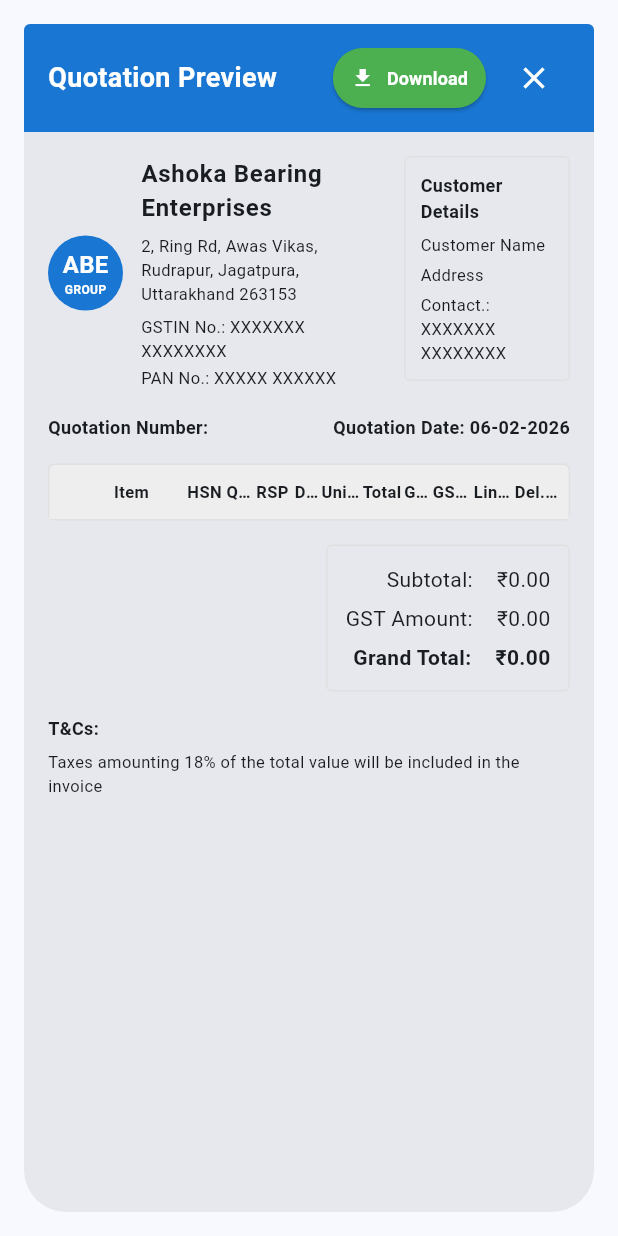
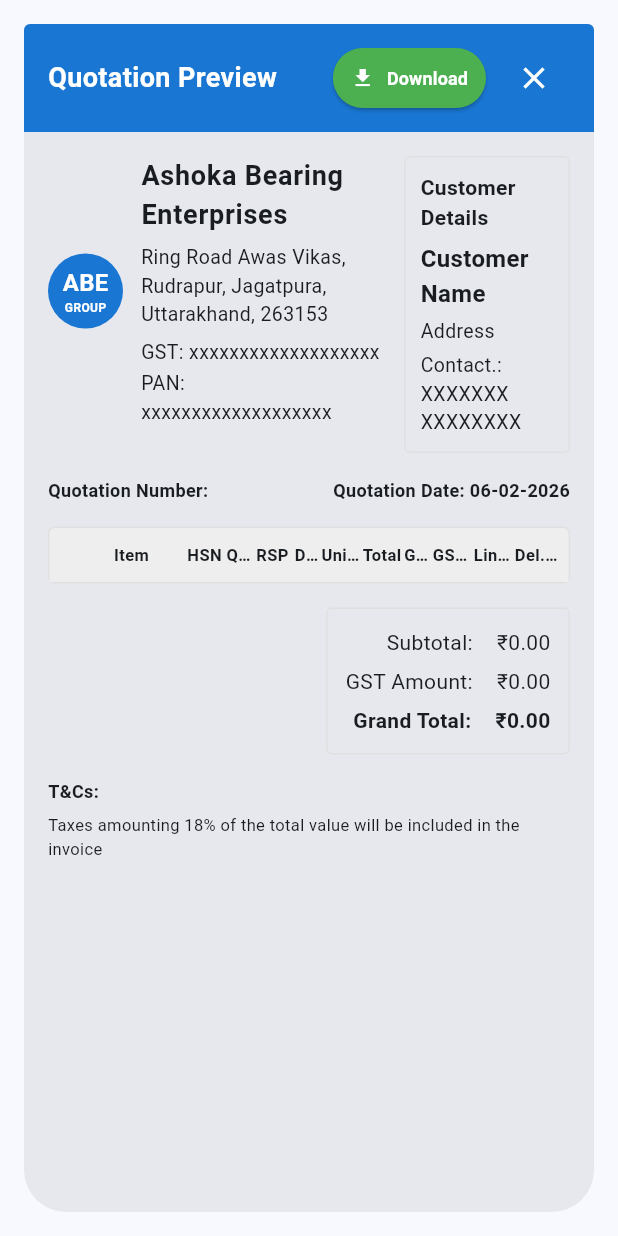
Before and after one commit to biswajeet162/quotation_application, a Flutter app: the QuotationPreviewPage widget shown alone on an empty page, opened directly with empty values, on a phone screen of 412 x 824 dp. Run offline on Flutter 3.47's test engine with Material 3 defaults, Android fonts, the phone set to English and light mode, and no system bars; our stand-ins replace csv, file_picker, pdf, sqflite_common_ffi; missing offline and left inert: excel; accounts and stored records are empty.

Commit message:
Refactor QuotationHistoryPage and MainScreen to improve data handling and UI. Added a GlobalKey to manage state in QuotationHistoryPage, enabling data reload when the tab is selected. Updated QuotationPreviewPage to utilize MyCompany model for displaying company details, enhancing maintainability and consistency. Improved loading logic in QuotationHistoryPage to prevent multiple simultaneous loads.

```diff
--- a/lib/pages/quotation_preview_page.dart
+++ b/lib/pages/quotation_preview_page.dart
@@ -1,6 +1,7 @@
 import 'package:flutter/material.dart';
 import 'package:intl/intl.dart';
 import '../models/quotation_item.dart';
+import '../models/my_company.dart';
 import '../services/pdf_service.dart';
 // import '../services/email_service.dart'; // Email feature commented out for now
 import '../database/database_helper.dart';
@@ -246,40 +247,32 @@
                                   ),
                                 ),
                                 const SizedBox(width: 12),
-                                const Flexible(
+                                Flexible(
                                   child: Column(
                                     crossAxisAlignment: CrossAxisAlignment.start,
                                     children: [
                                       Text(
-                                        'Ashoka Bearing Enterprises',
-                                        style: TextStyle(
-                                          fontSize: 16,
+                                        MyCompany.name,
+                                        style: const TextStyle(
+                                          fontSize: 18,
                                           fontWeight: FontWeight.bold,
                                           letterSpacing: 0.5,
                                         ),
                                       ),
-                                      SizedBox(height: 6),
+                                      const SizedBox(height: 6),
+                                      ...MyCompany.address.split('\n').map((line) => Text(
+                                        line,
+                                        style: const TextStyle(fontSize: 13),
+                                      )),
+                                      const SizedBox(height: 6),
                                       Text(
-                                        '2, Ring Rd, Awas Vikas,',
-                                        style: TextStyle(fontSize: 11),
+                                        'GST: ${MyCompany.gst}',
+                                        style: const TextStyle(fontSize: 13),
                                       ),
+                                      const SizedBox(height: 2),
                                       Text(
-                                        'Rudrapur, Jagatpura,',
-                                        style: TextStyle(fontSize: 11),
-                                      ),
-                                      Text(
-                                        'Uttarakhand 263153',
-                                        style: TextStyle(fontSize: 11),
-                                      ),
-                                      SizedBox(height: 6),
-                                      Text(
-                                        'GSTIN No.: XXXXXXX XXXXXXXX',
-                                        style: TextStyle(fontSize: 11),
-                                      ),
-                                      SizedBox(height: 2),
-                                      Text(
-                                        'PAN No.: XXXXX XXXXXX',
-                                        style: TextStyle(fontSize: 11),
+                                        'PAN: ${MyCompany.pan}',
+                                        style: const TextStyle(fontSize: 13),
                                       ),
                                     ],
                                   ),
@@ -305,26 +298,29 @@
                               const Text(
                                 'Customer Details',
                                 style: TextStyle(
-                                  fontSize: 12,
+                                  fontSize: 14,
                                   fontWeight: FontWeight.bold,
                                 ),
                               ),
                               const SizedBox(height: 6),
                               Text(
                                 customerName.isEmpty ? 'Customer Name' : customerName,
-                                style: const TextStyle(fontSize: 11),
+                                style: const TextStyle(
+                                  fontSize: 16,
+                                  fontWeight: FontWeight.bold,
+                                ),
                               ),
                               const SizedBox(height: 4),
                               Text(
                                 customerAddress.isEmpty ? 'Address' : customerAddress,
-                                style: const TextStyle(fontSize: 11),
+                                style: const TextStyle(fontSize: 13),
                               ),
                               const SizedBox(height: 4),
                               Text(
                                 customerContact.isEmpty
                                     ? 'Contact.: XXXXXXX XXXXXXXX'
                                     : 'Contact.: $customerContact',
-                                style: const TextStyle(fontSize: 11),
+                                style: const TextStyle(fontSize: 13),
                               ),
                             ],
                           ),
```
Also changed, not shown: lib/main.dart (+10 -1 lines), lib/pages/quotation_history_page.dart (+9 -13 lines), lib/services/pdf_service.dart (+11 -7 lines).
